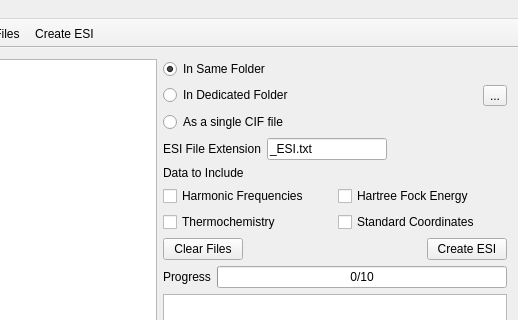
The window that src/geac.ui (LaTruelle/Geac) describes before a commit, drawn with Qt 5; both pictures show x 198 to 716 and y 0 to 320 of the 716 by 553 pixel window.
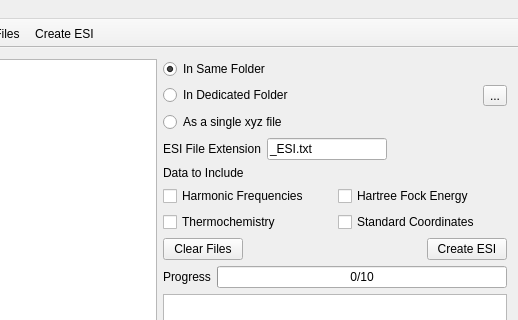
The same window after the commit. Icons and pictures are not drawn.

The edit to the form file:
```diff
--- a/src/geac.ui
+++ b/src/geac.ui
@@ -68,7 +68,7 @@
           <item row="3" column="0">
            <widget class="QRadioButton" name="Button_CIF">
             <property name="text">
-             <string>As a single CIF file</string>
+             <string>As a single xyz file</string>
             </property>
            </widget>
           </item>
```
Left out of the diff: 6 changed lines with no effect on the pictures.
